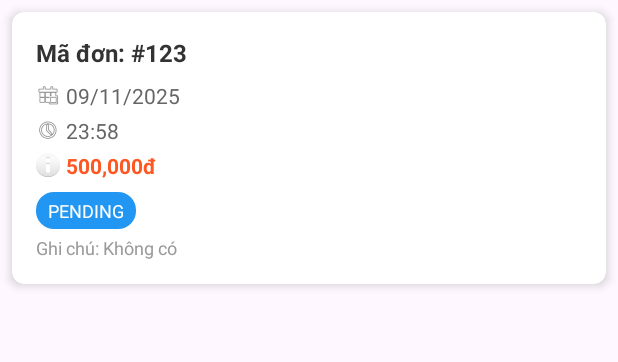
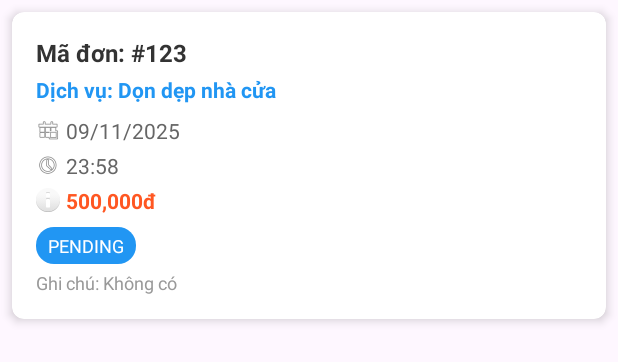
Before and after one commit to longth-dev/FTaskCustomer, an Android app: the layout item_booking.xml on its own in the app's theme, with its tools: preview values and no code run, on a phone screen of 412 x 824 dp. Shown: the top 362 px of the screen. Run offline under Robolectric (Android 15) with nearby library versions, the phone set to English and light mode, and no system bars; network calls fail.

Commit message:
add service variant in item_booking

```diff
--- a/FTask/app/src/main/java/com/example/ftask/ui/activity/BookingAdapter.java
+++ b/FTask/app/src/main/java/com/example/ftask/ui/activity/BookingAdapter.java
@@ -62,6 +62,7 @@ public class BookingAdapter extends RecyclerView.Adapter<BookingAdapter.BookingV
         Booking b = bookings.get(position);
         holder.txtId.setText("Mã đơn: #" + b.getId());
 
+        holder.txtServiceName.setText("Dịch vụ: " + b.getServiceName());
         // Tách ngày và giờ
         String[] dateTime = formatDateTime(b.getStartAt());
         holder.txtDate.setText(dateTime[0]); // Ngày
@@ -568,11 +569,13 @@ public class BookingAdapter extends RecyclerView.Adapter<BookingAdapter.BookingV
 
     static class BookingViewHolder extends RecyclerView.ViewHolder {
         TextView txtId, txtDate, txtTime, txtPrice, txtStatus, txtNote;
+        TextView txtServiceName; // ✅ Thêm
         Button btnPayment, btnCancel, btnInsufficientAgree, btnInsufficientReject;
 
         public BookingViewHolder(@NonNull View itemView) {
             super(itemView);
             txtId = itemView.findViewById(R.id.txtBookingId);
+            txtServiceName = itemView.findViewById(R.id.txtServiceName); // ✅ Thêm
             txtDate = itemView.findViewById(R.id.txtBookingDate);
             txtTime = itemView.findViewById(R.id.txtBookingTime);
             txtPrice = itemView.findViewById(R.id.txtBookingPrice);
@@ -580,6 +583,7 @@ public class BookingAdapter extends RecyclerView.Adapter<BookingAdapter.BookingV
             txtNote = itemView.findViewById(R.id.txtBookingNote);
             btnPayment = itemView.findViewById(R.id.btnPayment);
             btnCancel = itemView.findViewById(R.id.btnCancelBooking);
+            btnCancel = itemView.findViewById(R.id.btnCancelBooking);
             btnInsufficientAgree = itemView.findViewById(R.id.btnInsufficientAgree);
             btnInsufficientReject = itemView.findViewById(R.id.btnInsufficientReject);
         }
--- a/FTask/app/src/main/res/layout/item_booking.xml
+++ b/FTask/app/src/main/res/layout/item_booking.xml
@@ -29,6 +29,17 @@
                 android:textStyle="bold"
                 android:textSize="16sp"
                 android:textColor="#333333"/>
+
+            <!-- ✅ THÊM: Tên dịch vụ -->
+            <TextView
+                android:id="@+id/txtServiceName"
+                android:layout_width="wrap_content"
+                android:layout_height="wrap_content"
+                android:text="Dịch vụ: Dọn dẹp nhà cửa"
+                android:textSize="14sp"
+                android:textColor="#2196F3"
+                android:textStyle="bold"
+                android:layout_marginTop="4dp"/>
 
             <!-- Ngày làm -->
             <LinearLayout
```
Also changed, not shown: FTask/app/src/main/java/com/example/ftask/ui/activity/ActivityFragment.java (+8 -1 lines), FTask/app/src/main/java/com/example/ftask/ui/activity/Booking.java (+7 -1 lines).
